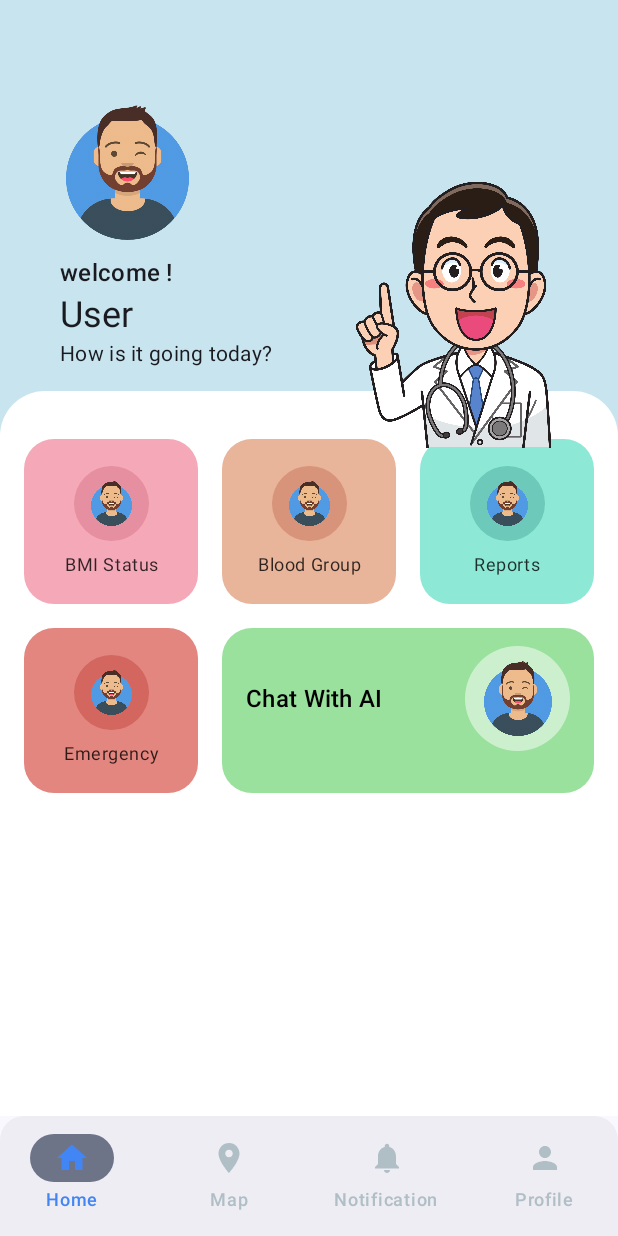
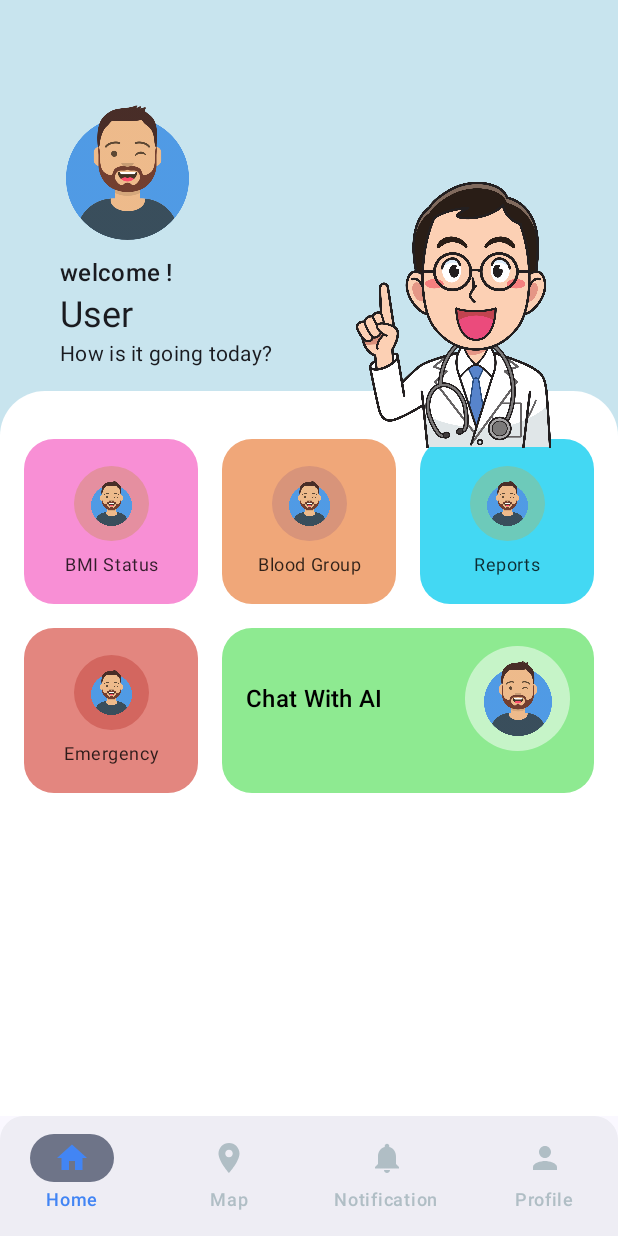
Before and after one commit to Lama-Raj/PersonalHealthBuddy, an Android app built with Jetpack Compose: the DashboardScreen screen opened through its navigation route, on a phone screen of 412 x 824 dp. Run offline under Robolectric (Android 15) with nearby library versions, the phone set to English and light mode, and no system bars.

Commit message:
New files and Color update

```diff
--- a/app/build.gradle.kts
+++ b/app/build.gradle.kts
@@ -52,6 +52,7 @@ dependencies {
     implementation(libs.androidx.material3)
     implementation(libs.androidx.navigation.runtime.ktx)
     implementation(libs.androidx.navigation.compose)
+    implementation(libs.androidx.foundation.layout)
     testImplementation(libs.junit)
     androidTestImplementation(libs.androidx.junit)
     androidTestImplementation(libs.androidx.espresso.core)
--- /dev/null
+++ b/app/src/main/java/com/unh/personal_health_buddy/features/AiChat.kt
@@ -0,0 +1,4 @@
+package com.unh.personal_health_buddy.features
+
+class AiChat {
+}
--- /dev/null
+++ b/app/src/main/java/com/unh/personal_health_buddy/features/BMICalc.kt
@@ -0,0 +1,4 @@
+package com.unh.personal_health_buddy.features
+
+class BMICalc {
+}
--- /dev/null
+++ b/app/src/main/java/com/unh/personal_health_buddy/features/BloodInfo.kt
@@ -0,0 +1,4 @@
+package com.unh.personal_health_buddy.features
+
+class BloodInfo {
+}
--- /dev/null
+++ b/app/src/main/java/com/unh/personal_health_buddy/features/Emergency.java
@@ -0,0 +1,4 @@
+package com.unh.personal_health_buddy.features;
+
+public class Emergency {
+}
--- a/app/src/main/java/com/unh/personal_health_buddy/ui/theme/Color.kt
+++ b/app/src/main/java/com/unh/personal_health_buddy/ui/theme/Color.kt
@@ -25,12 +25,12 @@ val AccentOrange = Color(0xFFFABE9B)
 val AccentCyan = Color(0xFF82E2E6)
 val AccentRed = Color(0xFFF19E9E)
 val AccentGreen = Color(0xFFA5D6A7)
-val BmiPink = Color(0xFFF5A9B8)
+val BmiPink = Color(0xFFF88FD5)
 val BmiPinkDark = Color(0xFFE58FA0)
-val BloodOrange = Color(0xFFE8B49A)
+val BloodOrange = Color(0xFFF0A779)
 val BloodOrangeDark = Color(0xFFD8947A)
-val ReportsCyan = Color(0xFF8DE9D5)
+val ReportsCyan = Color(0xFF43D8F3)
 val ReportsCyanDark = Color(0xFF6DCABA)
 val EmergencyRed = Color(0xFFE3867F)
 val EmergencyRedDark = Color(0xFFD3665F)
-val ChatGreen = Color(0xFF9AE19D)
+val ChatGreen = Color(0xFF8EEA91)
--- a/gradle/libs.versions.toml
+++ b/gradle/libs.versions.toml
@@ -10,6 +10,7 @@ activityCompose = "1.11.0"
 composeBom = "2024.09.00"
 navigationRuntimeKtx = "2.9.5"
 navigationCompose = "2.9.5"
+foundationLayout = "1.9.3"
 
 [libraries]
 androidx-core-ktx = { group = "androidx.core", name = "core-ktx", version.ref = "coreKtx" }
@@ -28,6 +29,7 @@ androidx-ui-test-junit4 = { group = "androidx.compose.ui", name = "ui-test-junit
 androidx-material3 = { group = "androidx.compose.material3", name = "material3" }
 androidx-navigation-runtime-ktx = { group = "androidx.navigation", name = "navigation-runtime-ktx", version.ref = "navigationRuntimeKtx" }
 androidx-navigation-compose = { group = "androidx.navigation", name = "navigation-compose", version.ref = "navigationCompose" }
+androidx-foundation-layout = { group = "androidx.compose.foundation", name = "foundation-layout", version.ref = "foundationLayout" }
 
 [plugins]
 android-application = { id = "com.android.application", version.ref = "agp" }
```
Also changed, not shown: app/src/main/res/drawable/blood.png (added), app/src/main/res/drawable/bmi.png (added), app/src/main/res/drawable/call.png (added), app/src/main/res/drawable/chatai.png (added), app/src/main/res/drawable/reports.png (added).
